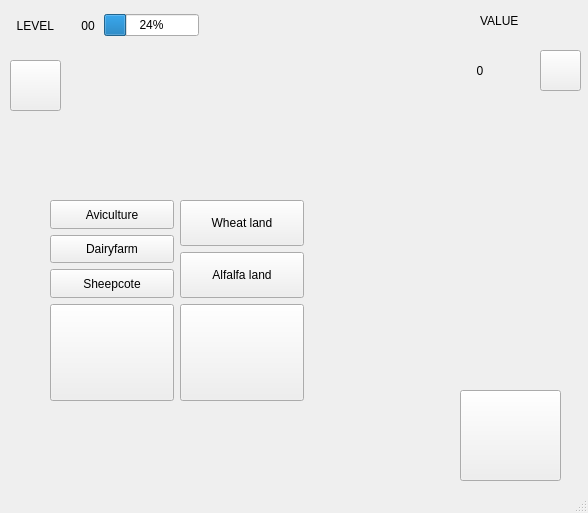
This is mainwindow.ui in slotfi909/heyDay as Qt 5 draws it before an edit. The edited form follows.
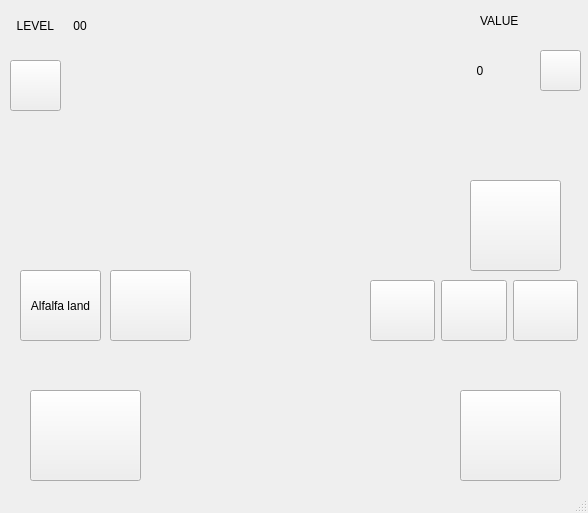
This is the edited form.

```diff
--- a/mainwindow.ui
+++ b/mainwindow.ui
@@ -20,32 +20,6 @@
    <string>MainWindow</string>
   </property>
   <widget class="QWidget" name="centralwidget">
-   <widget class="QWidget" name="horizontalLayoutWidget">
-    <property name="geometry">
-     <rect>
-      <x>78</x>
-      <y>0</y>
-      <width>121</width>
-      <height>51</height>
-     </rect>
-    </property>
-    <layout class="QHBoxLayout" name="horizontalLayout">
-     <item>
-      <widget class="QLabel" name="label_4">
-       <property name="text">
-        <string> 00 </string>
-       </property>
-      </widget>
-     </item>
-     <item>
-      <widget class="QProgressBar" name="XP">
-       <property name="value">
-        <number>24</number>
-       </property>
-      </widget>
-     </item>
-    </layout>
-   </widget>
    <widget class="QPushButton" name="pushButton">
     <property name="geometry">
      <rect>
@@ -94,138 +68,6 @@
      </item>
     </layout>
    </widget>
-   <widget class="QWidget" name="gridLayoutWidget">
-    <property name="geometry">
-     <rect>
-      <x>50</x>
-      <y>200</y>
-      <width>254</width>
-      <height>201</height>
-     </rect>
-    </property>
-    <layout class="QGridLayout" name="gridLayout">
-     <item row="6" column="1">
-      <widget class="QPushButton" name="garner">
-       <property name="sizePolicy">
-        <sizepolicy hsizetype="Minimum" vsizetype="Minimum">
-         <horstretch>0</horstretch>
-         <verstretch>0</verstretch>
-        </sizepolicy>
-       </property>
-       <property name="cursor">
-        <cursorShape>PointingHandCursor</cursorShape>
-       </property>
-       <property name="text">
-        <string/>
-       </property>
-      </widget>
-     </item>
-     <item row="6" column="0">
-      <widget class="QPushButton" name="silo">
-       <property name="sizePolicy">
-        <sizepolicy hsizetype="Minimum" vsizetype="Minimum">
-         <horstretch>0</horstretch>
-         <verstretch>0</verstretch>
-        </sizepolicy>
-       </property>
-       <property name="cursor">
-        <cursorShape>PointingHandCursor</cursorShape>
-       </property>
-       <property name="text">
-        <string/>
-       </property>
-      </widget>
-     </item>
-     <item row="0" column="0">
-      <layout class="QVBoxLayout" name="verticalLayout">
-       <item>
-        <widget class="QPushButton" name="Aviculture">
-         <property name="sizePolicy">
-          <sizepolicy hsizetype="Minimum" vsizetype="Minimum">
-           <horstretch>0</horstretch>
-           <verstretch>0</verstretch>
-          </sizepolicy>
-         </property>
-         <property name="cursor">
-          <cursorShape>PointingHandCursor</cursorShape>
-         </property>
-         <property name="text">
-          <string>Aviculture</string>
-         </property>
-        </widget>
-       </item>
-       <item>
-        <widget class="QPushButton" name="Dairyfarm">
-         <property name="sizePolicy">
-          <sizepolicy hsizetype="Minimum" vsizetype="Minimum">
-           <horstretch>0</horstretch>
-           <verstretch>0</verstretch>
-          </sizepolicy>
-         </property>
-         <property name="cursor">
-          <cursorShape>PointingHandCursor</cursorShape>
-         </property>
-         <property name="text">
-          <string>Dairyfarm</string>
-         </property>
-        </widget>
-       </item>
-       <item>
-        <widget class="QPushButton" name="Sheepcote">
-         <property name="sizePolicy">
-          <sizepolicy hsizetype="Preferred" vsizetype="Minimum">
-           <horstretch>0</horstretch>
-           <verstretch>0</verstretch>
-          </sizepolicy>
-         </property>
-         <property name="cursor">
-          <cursorShape>PointingHandCursor</cursorShape>
-         </property>
-         <property name="text">
-          <string>Sheepcote</string>
-         </property>
-        </widget>
-       </item>
-      </layout>
-     </item>
-     <item row="0" column="1">
-      <layout class="QVBoxLayout" name="verticalLayout_2">
-       <item>
-        <widget class="QPushButton" name="WheatLand">
-         <property name="sizePolicy">
-          <sizepolicy hsizetype="Minimum" vsizetype="Minimum">
-           <horstretch>0</horstretch>
-           <verstretch>0</verstretch>
-          </sizepolicy>
-         </property>
-         <property name="cursor">
-          <cursorShape>PointingHandCursor</cursorShape>
-         </property>
-         <property name="text">
-          <string>Wheat land</string>
-         </property>
-        </widget>
-       </item>
-       <item>
-        <widget class="QPushButton" name="alfalfaLand">
-         <property name="sizePolicy">
-          <sizepolicy hsizetype="Minimum" vsizetype="Minimum">
-           <horstretch>0</horstretch>
-           <verstretch>0</verstretch>
-          </sizepolicy>
-         </property>
-         <property name="cursor">
-          <cursorShape>PointingHandCursor</cursorShape>
-         </property>
-         <property name="text">
-          <string>Alfalfa land</string>
-         </property>
-        </widget>
-       </item>
-      </layout>
-     </item>
-    </layout>
-   </widget>
    <widget class="QLabel" name="label_5">
     <property name="geometry">
      <rect>
@@ -299,6 +141,167 @@
      <string>  LEVEL </string>
     </property>
    </widget>
+   <widget class="QWidget" name="layoutWidget">
+    <property name="geometry">
+     <rect>
+      <x>370</x>
+      <y>280</y>
+      <width>208</width>
+      <height>61</height>
+     </rect>
+    </property>
+    <layout class="QHBoxLayout" name="horizontalLayout_3">
+     <item>
+      <widget class="QPushButton" name="Sheepcote">
+       <property name="sizePolicy">
+        <sizepolicy hsizetype="Preferred" vsizetype="Minimum">
+         <horstretch>0</horstretch>
+         <verstretch>0</verstretch>
+        </sizepolicy>
+       </property>
+       <property name="cursor">
+        <cursorShape>PointingHandCursor</cursorShape>
+       </property>
+       <property name="text">
+        <string/>
+       </property>
+      </widget>
+     </item>
+     <item>
+      <widget class="QPushButton" name="Dairyfarm">
+       <property name="sizePolicy">
+        <sizepolicy hsizetype="Minimum" vsizetype="Minimum">
+         <horstretch>0</horstretch>
+         <verstretch>0</verstretch>
+        </sizepolicy>
+       </property>
+       <property name="cursor">
+        <cursorShape>PointingHandCursor</cursorShape>
+       </property>
+       <property name="text">
+        <string/>
+       </property>
+      </widget>
+     </item>
+     <item>
+      <widget class="QPushButton" name="Aviculture">
+       <property name="sizePolicy">
+        <sizepolicy hsizetype="Minimum" vsizetype="Minimum">
+         <horstretch>0</horstretch>
+         <verstretch>0</verstretch>
+        </sizepolicy>
+       </property>
+       <property name="cursor">
+        <cursorShape>PointingHandCursor</cursorShape>
+       </property>
+       <property name="text">
+        <string/>
+       </property>
+      </widget>
+     </item>
+    </layout>
+   </widget>
+   <widget class="QPushButton" name="silo">
+    <property name="geometry">
+     <rect>
+      <x>470</x>
+      <y>180</y>
+      <width>91</width>
+      <height>91</height>
+     </rect>
+    </property>
+    <property name="sizePolicy">
+     <sizepolicy hsizetype="Minimum" vsizetype="Minimum">
+      <horstretch>0</horstretch>
+      <verstretch>0</verstretch>
+     </sizepolicy>
+    </property>
+    <property name="cursor">
+     <cursorShape>PointingHandCursor</cursorShape>
+    </property>
+    <property name="text">
+     <string/>
+    </property>
+   </widget>
+   <widget class="QPushButton" name="garner">
+    <property name="geometry">
+     <rect>
+      <x>30</x>
+      <y>390</y>
+      <width>111</width>
+      <height>91</height>
+     </rect>
+    </property>
+    <property name="sizePolicy">
+     <sizepolicy hsizetype="Minimum" vsizetype="Minimum">
+      <horstretch>0</horstretch>
+      <verstretch>0</verstretch>
+     </sizepolicy>
+    </property>
+    <property name="cursor">
+     <cursorShape>PointingHandCursor</cursorShape>
+    </property>
+    <property name="text">
+     <string/>
+    </property>
+   </widget>
+   <widget class="QPushButton" name="WheatLand">
+    <property name="geometry">
+     <rect>
+      <x>110</x>
+      <y>270</y>
+      <width>81</width>
+      <height>71</height>
+     </rect>
+    </property>
+    <property name="sizePolicy">
+     <sizepolicy hsizetype="Minimum" vsizetype="Minimum">
+      <horstretch>0</horstretch>
+      <verstretch>0</verstretch>
+     </sizepolicy>
+    </property>
+    <property name="cursor">
+     <cursorShape>PointingHandCursor</cursorShape>
+    </property>
+    <property name="text">
+     <string/>
+    </property>
+   </widget>
+   <widget class="QPushButton" name="alfalfaLand">
+    <property name="geometry">
+     <rect>
+      <x>20</x>
+      <y>270</y>
+      <width>81</width>
+      <height>71</height>
+     </rect>
+    </property>
+    <property name="sizePolicy">
+     <sizepolicy hsizetype="Minimum" vsizetype="Minimum">
+      <horstretch>0</horstretch>
+      <verstretch>0</verstretch>
+     </sizepolicy>
+    </property>
+    <property name="cursor">
+     <cursorShape>PointingHandCursor</cursorShape>
+    </property>
+    <property name="text">
+     <string>Alfalfa land</string>
+    </property>
+   </widget>
+   <widget class="QLabel" name="label_4">
+    <property name="geometry">
+     <rect>
+      <x>70</x>
+      <y>10</y>
+      <width>31</width>
+      <height>31</height>
+     </rect>
+    </property>
+    <property name="text">
+     <string> 00 </string>
+    </property>
+   </widget>
   </widget>
   <widget class="QMenuBar" name="menubar">
    <property name="geometry">
```
Left out of the diff: 2 changed lines with no effect on the pictures.
